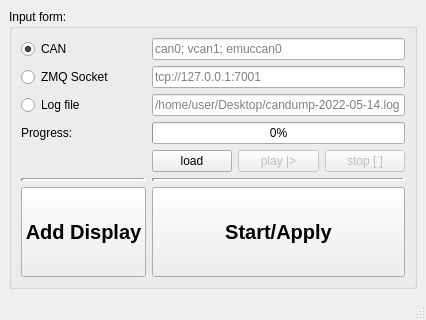
anatoltrush/RadarVisual, file mainwindow.ui: the form before one commit.
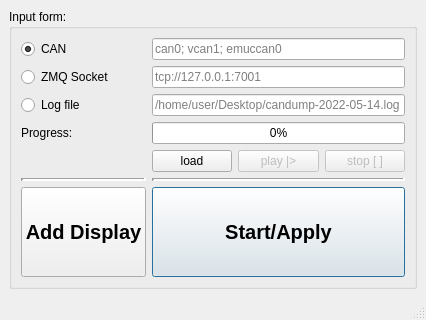
The form after the commit. Icons and pictures are not drawn.

Patch:
```diff
--- a/mainwindow.ui
+++ b/mainwindow.ui
@@ -94,6 +94,9 @@
            <property name="text">
             <string>Start/Apply</string>
            </property>
+           <property name="default">
+            <bool>true</bool>
+           </property>
           </widget>
          </item>
          <item row="0" column="0">
```
